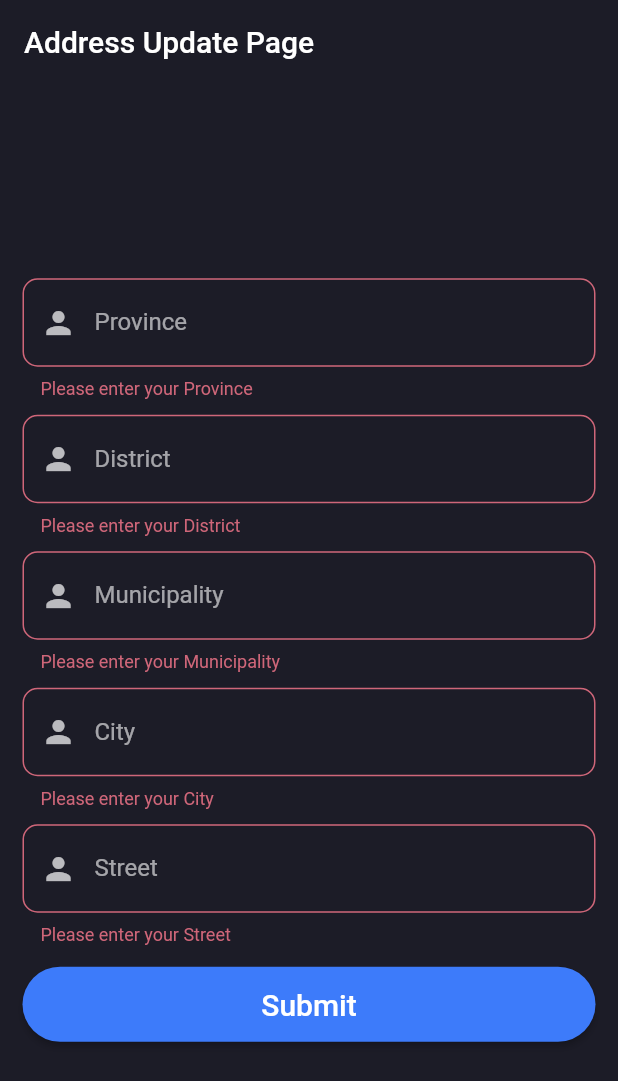
After one commit to edr3x/vehicle_rental_application, a Flutter app: the UpdateAddressPage screen opened by its route, after a tap on "Submit", on a phone screen of 412 x 824 dp. The commit adds this screen. Shown: the top 1081 px of the screen. Run offline on Flutter 3.47's test engine with Material 2 defaults, Android fonts, the phone set to English and light mode, and no system bars; our stand-ins replace equatable, flutter_bloc, shared_preferences; accounts and stored records are empty; network calls fail.

Commit message:
feat: address update pages initialized

```diff
--- a/lib/main.dart
+++ b/lib/main.dart
@@ -4,6 +4,7 @@ import 'package:rental_system_app/api/blocs/auth/number_verify_cubit/phone_numbe
 import 'package:rental_system_app/api/blocs/auth/otp_verify_cubit/otp_verify_cubit.dart';
 import 'package:rental_system_app/api/blocs/user/get_user_details/get_user_details_cubit.dart';
 import 'package:rental_system_app/api/blocs/user/post_user_data_cubit/post_user_data_cubit.dart';
+import 'package:rental_system_app/api/blocs/user/update_address_cubit/update_address_cubit.dart';
 import 'package:rental_system_app/api/repo/auth_repo.dart';
 import 'package:rental_system_app/api/repo/user_repo.dart';
 import 'package:rental_system_app/api/services/auth_flow.dart';
@@ -58,6 +59,11 @@ class MyApp extends StatelessWidget {
               userRepository: context.read<UserRepository>(),
             ),
           ),
+          BlocProvider<UpdateAddressCubit>(
+            create: (context) => UpdateAddressCubit(
+              userRepository: context.read<UserRepository>(),
+            ),
+          ),
         ],
         child: MaterialApp(
           debugShowCheckedModeBanner: false,
--- a/lib/routes.dart
+++ b/lib/routes.dart
@@ -27,6 +27,12 @@ Route<MaterialPageRoute> generateRoute(RouteSettings settings) {
         builder: (context) => const UserRegisterPage(),
       );
 
+    case UpdateAddressPage.routeName:
+      return MaterialPageRoute(
+        settings: settings,
+        builder: (context) => const UpdateAddressPage(),
+      );
+
     case ProfilePage.routeName:
       return MaterialPageRoute(
         settings: settings,
--- /dev/null
+++ b/lib/views/pages/auth/address_page.dart
@@ -0,0 +1,202 @@
+import 'package:flutter/material.dart';
+import 'package:flutter_bloc/flutter_bloc.dart';
+import 'package:rental_system_app/api/blocs/user/get_user_details/get_user_details_cubit.dart';
+import 'package:rental_system_app/api/blocs/user/update_address_cubit/update_address_cubit.dart';
+import 'package:rental_system_app/views/common/widgets/custom_error_dialogue.dart';
+import 'package:rental_system_app/views/pages/home/home_page.dart';
+
+import 'widgets/auth_button.dart';
+
+class UpdateAddressPage extends StatefulWidget {
+  static const String routeName = '/update-address-page';
+  const UpdateAddressPage({super.key});
+
+  @override
+  State<UpdateAddressPage> createState() => _UpdateAddressPageState();
+}
+
+class _UpdateAddressPageState extends State<UpdateAddressPage> {
+  final GlobalKey<FormState> _formKey = GlobalKey<FormState>();
+  AutovalidateMode _autovalidateMode = AutovalidateMode.disabled;
+
+  String? _province;
+  String? _district;
+  String? _municipality;
+  String? _city;
+  String? _street;
+
+  void _submit() {
+    setState(() {
+      _autovalidateMode = AutovalidateMode.always;
+    });
+
+    final form = _formKey.currentState;
+    if (form == null || !form.validate()) return;
+
+    form.save();
+
+    print("$_province, $_district, $_municipality, $_city, $_street");
+  }
+
+  @override
+  Widget build(BuildContext context) {
+    return WillPopScope(
+      onWillPop: () async => false,
+      child: BlocConsumer<UpdateAddressCubit, UpdateAddressState>(
+        listener: (context, state) {
+          if (state.status == UpdateAddressStatus.error) {
+            errorDialog(context, state.error.errMsg);
+          }
+          if (state.status == UpdateAddressStatus.loaded) {
+            Navigator.pushNamedAndRemoveUntil(
+              context,
+              HomePage.routeName,
+              (route) => false,
+            );
+            context.read<GetUserDetailsCubit>().getUserDetails();
+          }
+        },
+        builder: (context, state) {
+          return GestureDetector(
+            onTapDown: (_) => FocusScope.of(context).unfocus(),
+            child: Scaffold(
+              appBar: AppBar(
+                automaticallyImplyLeading: false,
+                title: const Text("Address Update Page"),
+              ),
+              body: Center(
+                child: Padding(
+                  padding: const EdgeInsets.all(15),
+                  child: Form(
+                    key: _formKey,
+                    autovalidateMode: _autovalidateMode,
+                    child: SingleChildScrollView(
+                      child: Column(
+                        children: [
+                          TextFormField(
+                            autocorrect: false,
+                            decoration: const InputDecoration(
+                              border: OutlineInputBorder(
+                                borderRadius: BorderRadius.all(
+                                  Radius.circular(10.0),
+                                ),
+                              ),
+                              labelText: 'Province',
+                              prefixIcon: Icon(Icons.person),
+                            ),
+                            validator: (String? value) {
+                              if (value == null || value.isEmpty) {
+                                return 'Please enter your Province';
+                              }
+                              return null;
+                            },
+                            onSaved: (String? value) {
+                              _province = value?.trim();
+                            },
+                          ),
+                          const SizedBox(height: 10),
+                          TextFormField(
+                            autocorrect: false,
+                            decoration: const InputDecoration(
+                              border: OutlineInputBorder(
+                                borderRadius: BorderRadius.all(
+                                  Radius.circular(10.0),
+                                ),
+                              ),
+                              labelText: 'District',
+                              prefixIcon: Icon(Icons.person),
+                            ),
+                            validator: (String? value) {
+                              if (value == null || value.isEmpty) {
+                                return 'Please enter your District';
+                              }
+                              return null;
+                            },
+                            onSaved: (String? value) {
+                              _district = value?.trim();
+                            },
+                          ),
+                          const SizedBox(height: 10),
+                          TextFormField(
+                            autocorrect: false,
+                            decoration: const InputDecoration(
+                              border: OutlineInputBorder(
+                                borderRadius: BorderRadius.all(
+                                  Radius.circular(10.0),
+                                ),
+                              ),
+                              labelText: 'Municipality',
+                              prefixIcon: Icon(Icons.person),
+                            ),
+                            validator: (String? value) {
+                              if (value == null || value.isEmpty) {
+                                return 'Please enter your Municipality';
+                              }
+                              return null;
+                            },
+                            onSaved: (String? value) {
+                              _municipality = value?.trim();
+                            },
+                          ),
+                          const SizedBox(height: 10),
+                          TextFormField(
+                            autocorrect: false,
+                            decoration: const InputDecoration(
+                              border: OutlineInputBorder(
+                                borderRadius: BorderRadius.all(
+                                  Radius.circular(10.0),
+                                ),
+                              ),
+                              labelText: 'City',
+                              prefixIcon: Icon(Icons.person),
+                            ),
+                            validator: (String? value) {
+                              if (value == null || value.isEmpty) {
+                                return 'Please enter your City';
+                              }
+                              return null;
+                            },
+                            onSaved: (String? value) {
+                              _city = value?.trim();
+                            },
+                          ),
+                          const SizedBox(height: 10),
+                          TextFormField(
+                            autocorrect: false,
+                            decoration: const InputDecoration(
+                              border: OutlineInputBorder(
+                                borderRadius: BorderRadius.all(
+                                  Radius.circular(10.0),
+                                ),
+                              ),
+                              labelText: 'Street',
+                              prefixIcon: Icon(Icons.person),
+                            ),
+                            validator: (String? value) {
+                              if (value == null || value.isEmpty) {
+                                return 'Please enter your Street';
+                              }
+                              return null;
+                            },
+                            onSaved: (String? value) {
+                              _street = value?.trim();
+                            },
+                          ),
+                          const SizedBox(height: 14),
+                          CustomAuthButton(
+                            text: "Submit",
+                            onTap: _submit,
+                          ),
+                        ],
+                      ),
+                    ),
+                  ),
+                ),
+              ),
+            ),
+          );
+        },
+      ),
+    );
+  }
+}
--- a/lib/views/pages/exports.dart
+++ b/lib/views/pages/exports.dart
@@ -1,5 +1,6 @@
 export 'home/home_page.dart';
 export 'auth/login_page.dart';
+export 'auth/address_page.dart';
 export 'auth/verify_phone_page.dart';
 export 'auth/register_page.dart';
 export 'driver/driver_home_page.dart';
--- a/lib/views/pages/profile/profile_page.dart
+++ b/lib/views/pages/profile/profile_page.dart
@@ -3,6 +3,7 @@ import 'package:flutter_bloc/flutter_bloc.dart';
 import 'package:rental_system_app/api/blocs/user/get_user_details/get_user_details_cubit.dart';
 import 'package:rental_system_app/utils/shared_preferences.dart';
 import 'package:rental_system_app/views/common/widgets/display_image.dart';
+import 'package:rental_system_app/views/pages/auth/address_page.dart';
 import 'package:rental_system_app/views/pages/auth/login_page.dart';
 
 import 'widgets/menu_items.dart';
@@ -51,7 +52,7 @@ class _ProfilePageState extends State<ProfilePage> {
                   tag: 'profile-hero',
                   child: CircleAvatar(
                     radius: 40,
-                    backgroundImage: displayImage(userData.profileImage!),
+                    backgroundImage: displayImage(userData.profileImage ?? ""),
                   ),
                 ),
               ),
@@ -74,10 +75,20 @@ class _ProfilePageState extends State<ProfilePage> {
               const SizedBox(height: 15),
               Expanded(
                 child: ListView(
-                  children: const [
-                    ProfileMenuItems(
+                  children: [
+                    const ProfileMenuItems(
                       title: "Address",
                       icon: Icons.my_location,
+                    ),
+                    ProfileMenuItems(
+                      title: "TestPage",
+                      icon: Icons.my_location,
+                      onPress: () {
+                        Navigator.pushNamed(
+                          context,
+                          UpdateAddressPage.routeName,
+                        );
+                      },
                     ),
                   ],
                 ),
```
